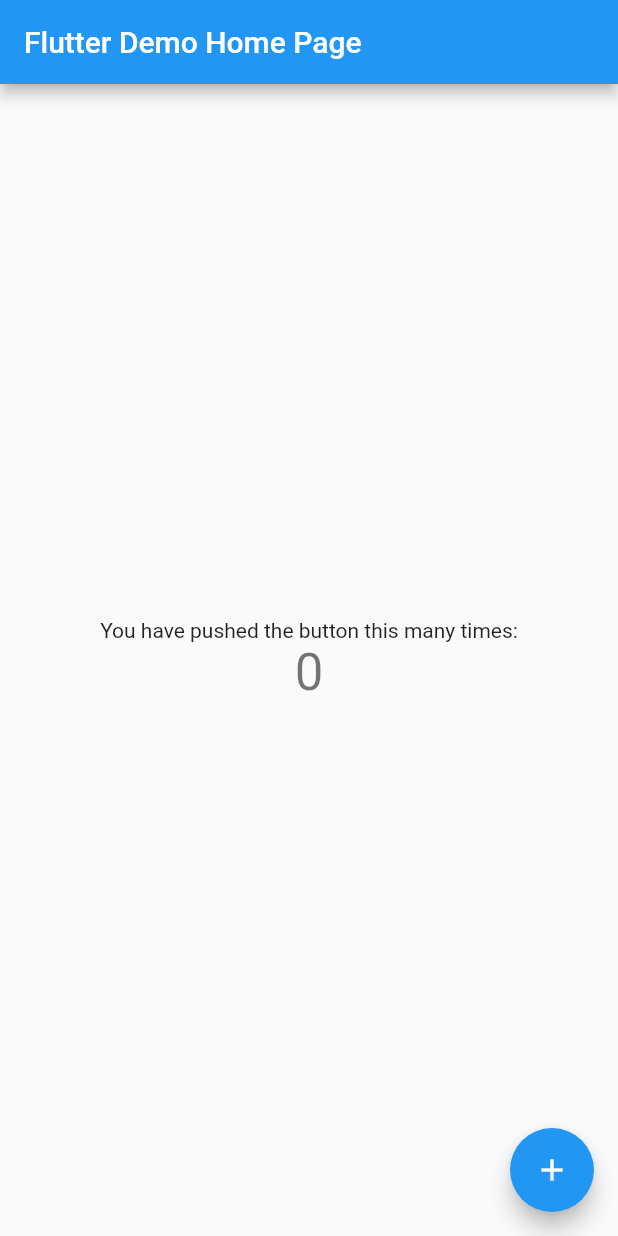
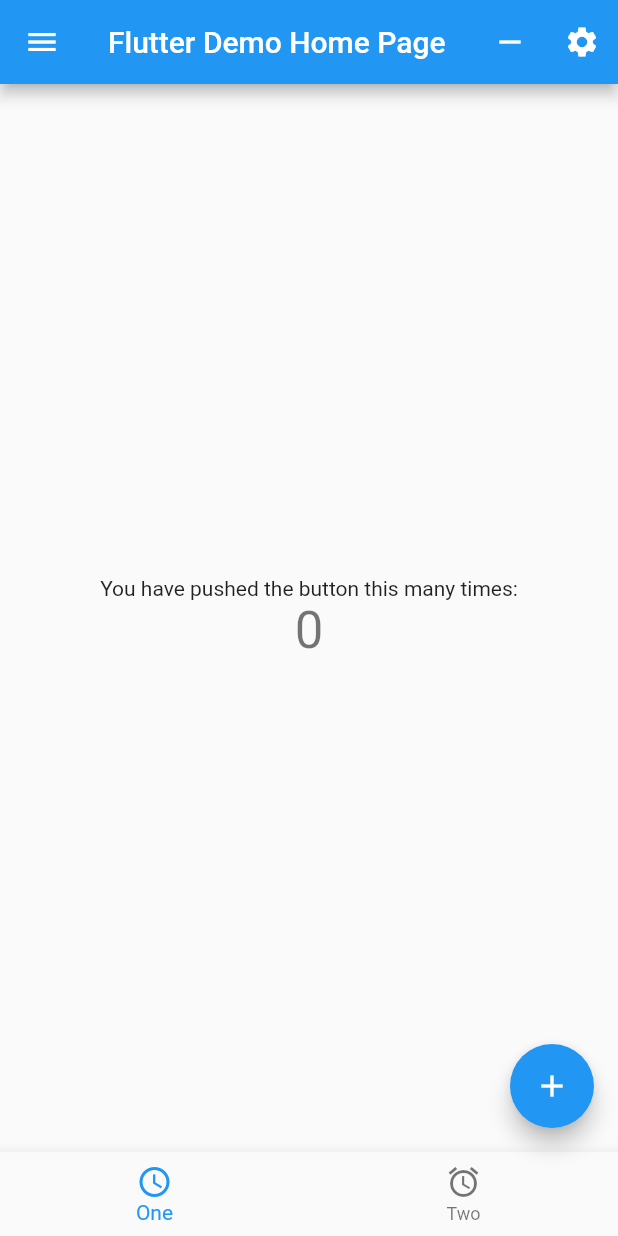
Before and after one commit to SouL-H/OyunUygulamaKampi, a Flutter app: the screen it shows after launch, on a phone screen of 412 x 824 dp. Run offline on Flutter 3.47's test engine with Material 2 defaults, Android fonts, the phone set to English and light mode, and no system bars.

Commit message:
Widget start

```diff
--- a/flutter/campapp/lib/main.dart
+++ b/flutter/campapp/lib/main.dart
@@ -7,21 +7,11 @@ void main() {
 class MyApp extends StatelessWidget {
   const MyApp({Key? key}) : super(key: key);
 
-  // This widget is the root of your application.
   @override
   Widget build(BuildContext context) {
     return MaterialApp(
       title: 'Flutter Demo',
       theme: ThemeData(
-        // This is the theme of your application.
-        //
-        // Try running your application with "flutter run". You'll see the
-        // application has a blue toolbar. Then, without quitting the app, try
-        // changing the primarySwatch below to Colors.green and then invoke
-        // "hot reload" (press "r" in the console where you ran "flutter run",
-        // or simply save your changes to "hot reload" in a Flutter IDE).
-        // Notice that the counter didn't reset back to zero; the application
-        // is not restarted.
         primarySwatch: Colors.blue,
       ),
       home: const MyHomePage(title: 'Flutter Demo Home Page'),
@@ -31,15 +21,6 @@ class MyApp extends StatelessWidget {
 
 class MyHomePage extends StatefulWidget {
   const MyHomePage({Key? key, required this.title}) : super(key: key);
-
-  // This widget is the home page of your application. It is stateful, meaning
-  // that it has a State object (defined below) that contains fields that affect
-  // how it looks.
-
-  // This class is the configuration for the state. It holds the values (in this
-  // case the title) provided by the parent (in this case the App widget) and
-  // used by the build method of the State. Fields in a Widget subclass are
-  // always marked "final".
 
   final String title;
 
@@ -52,47 +33,33 @@ class _MyHomePageState extends State<MyHomePage> {
 
   void _incrementCounter() {
     setState(() {
-      // This call to setState tells the Flutter framework that something has
-      // changed in this State, which causes it to rerun the build method below
-      // so that the display can reflect the updated values. If we changed
-      // _counter without calling setState(), then the build method would not be
-      // called again, and so nothing would appear to happen.
       _counter++;
     });
   }
 
   @override
   Widget build(BuildContext context) {
-    // This method is rerun every time setState is called, for instance as done
-    // by the _incrementCounter method above.
-    //
-    // The Flutter framework has been optimized to make rerunning build methods
-    // fast, so that you can just rebuild anything that needs updating rather
-    // than having to individually change instances of widgets.
     return Scaffold(
       appBar: AppBar(
-        // Here we take the value from the MyHomePage object that was created by
-        // the App.build method, and use it to set our appbar title.
+        leading: Icon(Icons.menu), //Menü ızgarası ekleme sol tarafa
         title: Text(widget.title),
+        actions: [
+          IconButton(
+            onPressed: () {
+              print("Remove");
+            },
+            icon: Icon(Icons.remove),
+          ),
+          IconButton(
+            onPressed: () {
+              print("Setting");
+            },
+            icon: Icon(Icons.settings),
+          ),
+        ],
       ),
       body: Center(
-        // Center is a layout widget. It takes a single child and positions it
-        // in the middle of the parent.
         child: Column(
-          // Column is also a layout widget. It takes a list of children and
-          // arranges them vertically. By default, it sizes itself to fit its
-          // children horizontally, and tries to be as tall as its parent.
-          //
-          // Invoke "debug painting" (press "p" in the console, choose the
-          // "Toggle Debug Paint" action from the Flutter Inspector in Android
-          // Studio, or the "Toggle Debug Paint" command in Visual Studio Code)
-          // to see the wireframe for each widget.
-          //
-          // Column has various properties to control how it sizes itself and
-          // how it positions its children. Here we use mainAxisAlignment to
-          // center the children vertically; the main axis here is the vertical
-          // axis because Columns are vertical (the cross axis would be
-          // horizontal).
           mainAxisAlignment: MainAxisAlignment.center,
           children: <Widget>[
             const Text(
@@ -109,7 +76,20 @@ class _MyHomePageState extends State<MyHomePage> {
         onPressed: _incrementCounter,
         tooltip: 'Increment',
         child: const Icon(Icons.add),
-      ), // This trailing comma makes auto-formatting nicer for build methods.
+      ),
+      bottomNavigationBar: BottomNavigationBar(
+        currentIndex: 0, //Aktif başlangıç indexi.
+        items: [
+          BottomNavigationBarItem(
+            icon: Icon(Icons.access_time),
+            label: 'One',
+          ),
+          BottomNavigationBarItem(
+            icon: Icon(Icons.access_alarm),
+            label: 'Two',
+          ),
+        ],
+      ),
     );
   }
 }
```
